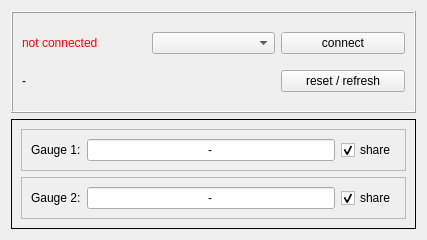
Before: the Qt Designer form tpg26xwindow.ui in bchjoerni/mlab, drawn with Qt 5.
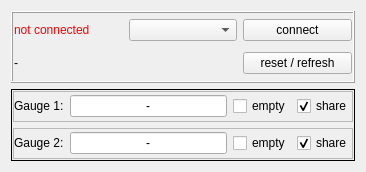
After: the same form once the commit is applied.

Commit message: window layouts made smaller, pressure gauge to uichar windows added, various bugfixes

Diff of the .ui file:
```diff
--- a/tpg26xwindow.ui
+++ b/tpg26xwindow.ui
@@ -6,8 +6,8 @@
    <rect>
     <x>0</x>
     <y>0</y>
-    <width>427</width>
-    <height>240</height>
+    <width>366</width>
+    <height>172</height>
    </rect>
   </property>
   <property name="windowTitle">
@@ -23,6 +23,18 @@
       <enum>QFrame::Raised</enum>
      </property>
      <layout class="QGridLayout" name="gridLayout_4">
+      <property name="leftMargin">
+       <number>1</number>
+      </property>
+      <property name="topMargin">
+       <number>1</number>
+      </property>
+      <property name="rightMargin">
+       <number>1</number>
+      </property>
+      <property name="bottomMargin">
+       <number>1</number>
+      </property>
       <item row="0" column="0">
        <widget class="QLabel" name="lbl_status">
         <property name="styleSheet">
@@ -69,6 +81,18 @@
       <enum>QFrame::Box</enum>
      </property>
      <layout class="QGridLayout" name="gridLayout_9">
+      <property name="leftMargin">
+       <number>1</number>
+      </property>
+      <property name="topMargin">
+       <number>1</number>
+      </property>
+      <property name="rightMargin">
+       <number>1</number>
+      </property>
+      <property name="bottomMargin">
+       <number>1</number>
+      </property>
       <item row="0" column="0">
        <widget class="QFrame" name="frame_gauge1">
         <property name="frameShape">
@@ -78,6 +102,18 @@
          <enum>QFrame::Raised</enum>
         </property>
         <layout class="QGridLayout" name="gridLayout">
+         <property name="leftMargin">
+          <number>0</number>
+         </property>
+         <property name="topMargin">
+          <number>0</number>
+         </property>
+         <property name="rightMargin">
+          <number>0</number>
+         </property>
+         <property name="bottomMargin">
+          <number>0</number>
+         </property>
          <item row="0" column="0">
           <widget class="QLabel" name="lbl_gauge1">
            <property name="text">
@@ -98,7 +134,7 @@
            </property>
           </widget>
          </item>
-         <item row="0" column="2">
+         <item row="0" column="3">
           <widget class="QCheckBox" name="chb_shareGauge1">
            <property name="text">
             <string>share</string>
@@ -108,6 +144,13 @@
            </property>
           </widget>
          </item>
+         <item row="0" column="2">
+          <widget class="QCheckBox" name="chb_noGauge1">
+           <property name="text">
+            <string>empty</string>
+           </property>
+          </widget>
+         </item>
         </layout>
        </widget>
       </item>
@@ -120,6 +163,18 @@
          <enum>QFrame::Raised</enum>
         </property>
         <layout class="QGridLayout" name="gridLayout_2">
+         <property name="leftMargin">
+          <number>0</number>
+         </property>
+         <property name="topMargin">
+          <number>0</number>
+         </property>
+         <property name="rightMargin">
+          <number>0</number>
+         </property>
+         <property name="bottomMargin">
+          <number>0</number>
+         </property>
          <item row="0" column="0">
           <widget class="QLabel" name="lbl_gauge2">
            <property name="text">
@@ -140,7 +195,7 @@
            </property>
           </widget>
          </item>
-         <item row="0" column="2">
+         <item row="0" column="3">
           <widget class="QCheckBox" name="chb_shareGauge2">
            <property name="text">
             <string>share</string>
@@ -150,6 +205,13 @@
            </property>
           </widget>
          </item>
+         <item row="0" column="2">
+          <widget class="QCheckBox" name="chb_noGauge2">
+           <property name="text">
+            <string>empty</string>
+           </property>
+          </widget>
+         </item>
         </layout>
        </widget>
       </item>
```
The commit also changes 24 other files.
